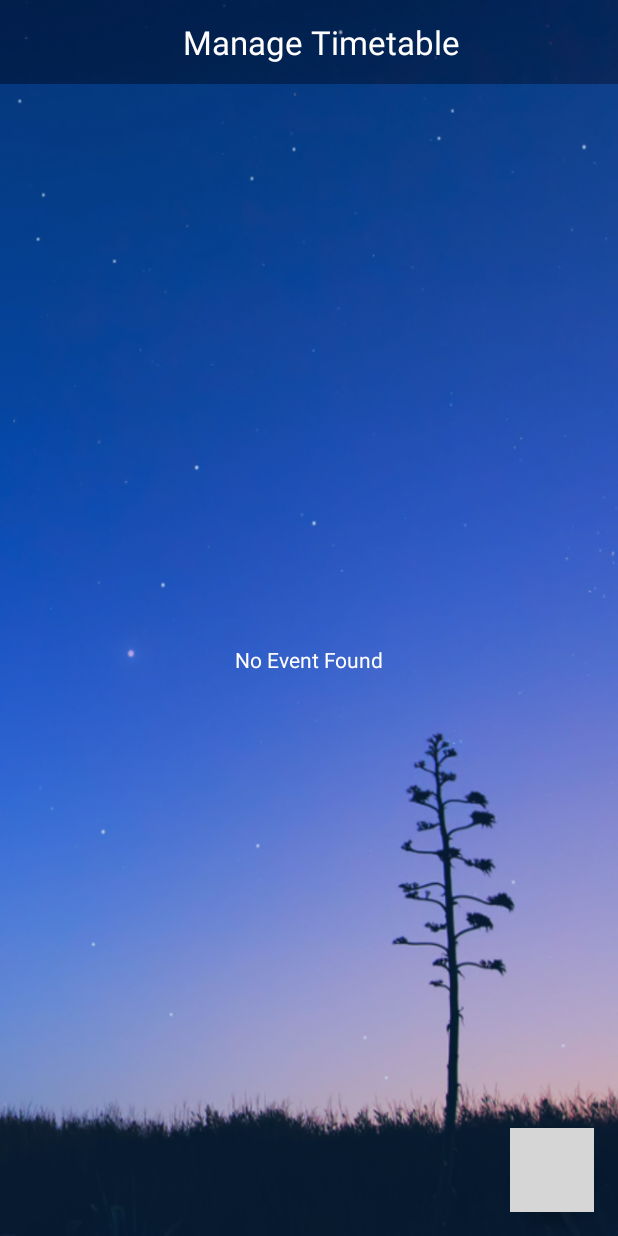
After one commit to HITAM-EPICS/sahaya, an Android app: the AdminTimetableActivity screen opened directly, with no data from a screen before it, on a phone screen of 412 x 824 dp. The commit adds this screen. Run offline under Robolectric (Android 15) with nearby library versions, the phone set to English and light mode, and no system bars; our stand-ins replace Firebase (no records; nobody signed in at launch, a user with empty details on screens opened directly); grey boxes are pictures that could not be loaded.

Commit message:
Admin Timetable

```diff
--- a/app/src/main/AndroidManifest.xml
+++ b/app/src/main/AndroidManifest.xml
@@ -16,6 +16,9 @@
         <meta-data
             android:name="com.facebook.sdk.ApplicationId"
             android:value="@string/facebook_app_id" />
+        <meta-data
+            android:name="com.google.android.geo.API_KEY"
+            android:value="AIzaSyBFyeQoGO59GIL3sJSZSCsSaWVDDmm33PU" />
 
         <activity android:name=".Sahaya">
             <intent-filter>
@@ -49,7 +52,6 @@
         </service>
 
         <activity android:name=".ProfileActivity" />
-
         <activity
             android:name="com.facebook.FacebookActivity"
             android:configChanges="keyboard|keyboardHidden|screenLayout|screenSize|orientation"
@@ -66,6 +68,8 @@
                 <data android:scheme="@string/fb_login_protocol_scheme" />
             </intent-filter>
         </activity>
+        <activity android:name=".TimetableEventDetailActivity" />
+        <activity android:name=".AdminTimetableActivity"></activity>
     </application>
 
 </manifest>
--- a/app/src/main/java/hitam/epics/sahaya/DashboardActivity.java
+++ b/app/src/main/java/hitam/epics/sahaya/DashboardActivity.java
@@ -105,7 +105,7 @@ public class DashboardActivity extends Activity {
         menuItems.add(new DashboardItem(R.drawable.contact_us, "Contact Us", ContactUsActivity.class));
         menuAdapter.notifyDataSetChanged();
 
-        menuAdminItems.add(new DashboardItem(R.drawable.timetable, "Manage Timetable", TimetableActivity.class));
+        menuAdminItems.add(new DashboardItem(R.drawable.timetable, "Manage Timetable", AdminTimetableActivity.class));
         menuAdminItems.add(new DashboardItem(R.drawable.timetable, "Attendance", TimetableActivity.class));
         menuAdminItems.add(new DashboardItem(R.drawable.timetable, "Roles", TimetableActivity.class));
         menuAdminItems.add(new DashboardItem(R.drawable.timetable, "Center Management", TimetableActivity.class));
--- a/app/src/main/java/hitam/epics/sahaya/support/CalendarItemMenuAdapter.java
+++ b/app/src/main/java/hitam/epics/sahaya/support/CalendarItemMenuAdapter.java
@@ -39,7 +39,7 @@ public class CalendarItemMenuAdapter extends ArrayAdapter<CalendarItem> {
         TextView time = (TextView) newView.findViewById(R.id.event_time);
 
         if (item.getStart() != null) {
-            name.setText(item.getName() + " - " + item.getArea());
+            name.setText(item.getName());
             time.setText(item.getStart() + " - " + item.getEnd());
         } else {
             name.setText(item.getName());
--- /dev/null
+++ b/app/src/main/res/drawable/fab_round.xml
@@ -0,0 +1,10 @@
+<?xml version="1.0" encoding="utf-8"?>
+<shape xmlns:android="http://schemas.android.com/apk/res/android">
+    <corners android:radius="34dp" />
+    <solid android:color="@color/colorAccent" />
+    <padding
+        android:bottom="10dp"
+        android:left="10dp"
+        android:right="10dp"
+        android:top="10dp" />
+</shape>
--- /dev/null
+++ b/app/src/main/res/layout/activity_admin_timetable.xml
@@ -0,0 +1,58 @@
+<?xml version="1.0" encoding="utf-8"?>
+<RelativeLayout xmlns:android="http://schemas.android.com/apk/res/android"
+    xmlns:tools="http://schemas.android.com/tools"
+    android:id="@+id/activity_admin_timetable"
+    android:layout_width="match_parent"
+    android:layout_height="match_parent"
+    android:background="@drawable/background_image2"
+    tools:context="hitam.epics.sahaya.AdminTimetableActivity">
+
+    <android.support.v7.widget.Toolbar
+        android:id="@+id/toolbar"
+        android:layout_width="match_parent"
+        android:layout_height="wrap_content"
+        android:background="#3d050500">
+
+        <TextView
+            style="@style/Base.TextAppearance.AppCompat.Large"
+            android:layout_width="match_parent"
+            android:layout_height="wrap_content"
+            android:gravity="center"
+            android:text="@string/manage_timetable"
+            android:textColor="#fff" />
+    </android.support.v7.widget.Toolbar>
+
+    <ListView
+        android:id="@+id/event_list"
+        android:layout_width="match_parent"
+        android:layout_height="match_parent"
+        android:layout_below="@id/toolbar"
+        android:background="#3d1565c0"
+        android:paddingBottom="@dimen/activity_vertical_margin"
+        android:paddingLeft="@dimen/activity_horizontal_margin"
+        android:paddingRight="@dimen/activity_horizontal_margin"
+        android:paddingTop="@dimen/activity_vertical_margin"
+        tools:listitem="@layout/calendar_item" />
+
+    <TextView
+        android:id="@+id/add_event_empty_view"
+        android:layout_width="match_parent"
+        android:layout_height="match_parent"
+        android:layout_below="@id/toolbar"
+        android:background="#3d1565c0"
+        android:gravity="center"
+        android:text="@string/no_event_found"
+        android:textColor="#fff" />
+
+    <android.support.design.widget.FloatingActionButton
+        android:layout_width="wrap_content"
+        android:layout_height="wrap_content"
+        android:layout_alignParentBottom="true"
+        android:layout_alignParentEnd="true"
+        android:layout_margin="@dimen/fab_margin"
+        android:background="@drawable/fab_round"
+        android:clickable="true"
+        android:onClick="addEvent"
+        android:src="@drawable/ic_add_black_24dp" />
+
+</RelativeLayout>
--- a/app/src/main/res/values-v21/styles.xml
+++ b/app/src/main/res/values-v21/styles.xml
@@ -32,10 +32,11 @@
 
     </style>
 
-    <style name="AppTheme" parent="android:Theme.Material.Light.NoActionBar.Fullscreen">
+    <style name="AppTheme" parent="Theme.AppCompat.Light.NoActionBar">
         <!-- Customize your theme here. -->
         <item name="android:windowContentTransitions">true</item>
         <item name="android:windowActivityTransitions">true</item>
+        <item name="android:windowFullscreen">true</item>
 
         <item name="android:colorPrimary">@color/colorPrimary</item>
         <item name="android:colorPrimaryDark">@color/colorPrimaryDark</item>
@@ -47,19 +48,6 @@
         <!--<item name="android:textColorSecondaryInverse">@color/text</item>-->
         <!--<item name="android:textColorPrimaryInverse">@color/text</item>-->
         <item name="android:colorForeground">@color/primary_light</item>
-
-        <!-- specify enter and exit transitions -->
-        <item name="android:windowEnterTransition">@transition/explode</item>
-        <item name="android:windowExitTransition">@transition/explode</item>
-
-        <!-- specify shared element transitions -->
-        <item name="android:windowSharedElementEnterTransition">
-            @transition/change_image_transform
-
-        </item>
-        <item name="android:windowSharedElementExitTransition">
-            @transition/change_image_transform
-        </item>
 
     </style>
 
--- a/app/src/main/res/values/styles.xml
+++ b/app/src/main/res/values/styles.xml
@@ -3,9 +3,8 @@
     <!-- Base application theme. -->
     <style name="AppTheme" parent="Theme.AppCompat.Light.NoActionBar">
         <!-- Customize your theme here. -->
-        <item name="colorPrimary">@color/colorPrimary</item>
-        <item name="colorPrimaryDark">@color/colorPrimaryDark</item>
-        <item name="colorAccent">@color/colorAccent</item>
+        <item name="android:windowFullscreen">true</item>
+
         <item name="android:textColorPrimary">@color/primary_text</item>
         <item name="android:textColor">@color/primary_text</item>
         <item name="android:textColorHint">@color/secondary_text</item>
@@ -13,6 +12,11 @@
         <!--<item name="android:textColorSecondaryInverse">@color/text</item>-->
         <!--<item name="android:textColorPrimaryInverse">@color/text</item>-->
         <item name="android:colorForeground">@color/primary_light</item>
+        <item name="colorPrimary">@color/colorPrimary</item>
+        <item name="colorPrimaryDark">@color/colorPrimaryDark</item>
+        <item name="colorAccent">@color/colorAccent</item>
+        <!--<item name="android:textColorSecondaryInverse">@color/text</item>-->
+        <!--<item name="android:textColorPrimaryInverse">@color/text</item>-->
     </style>
 
     <style name="AppTheme.NoActionBar">
```
Also changed, not shown: app/build.gradle (+6 -5 lines), app/src/main/java/hitam/epics/sahaya/AdminTimetableActivity.java (added, +216 -0 lines), app/src/main/java/hitam/epics/sahaya/TimetableActivity.java (+103 -34 lines), app/src/main/java/hitam/epics/sahaya/TimetableEventDetailActivity.java (added, +78 -0 lines), app/src/main/java/hitam/epics/sahaya/support/CalendarItem.java (+13 -0 lines), app/src/main/res/layout/activity_login.xml (+0 -11 lines), app/src/main/res/layout/activity_timetable.xml (+12 -7 lines), app/src/main/res/layout/activity_timetable_event_detail.xml (added, +65 -0 lines), app/src/main/res/layout/admin_new_event.xml (added, +63 -0 lines), app/src/main/res/values/strings.xml (+10 -0 lines).
